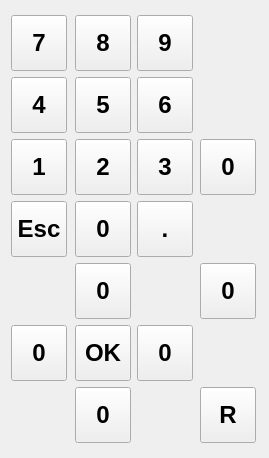
This is keyboard.ui in vlarry/emulator as Qt 5 draws it before an edit. The edited form follows.
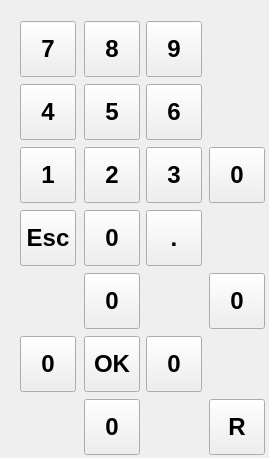
This is the edited form. Icons and pictures are not drawn. Custom widgets are drawn as their Qt base class.

Commit message: Добавление новых классов для модуля МИК-01: CBzuInterface - замена класса QKeyboard (кроме кнопок добавлены светодиоды); QLed - класс управления светодиодом (вкл/выкл/мигание).

Diff of the .ui file:
```diff
--- a/keyboard.ui
+++ b/keyboard.ui
@@ -13,8 +13,15 @@
   <property name="windowTitle">
    <string>Form</string>
   </property>
-  <layout class="QVBoxLayout" name="verticalLayout">
-   <item>
+  <widget class="QWidget" name="layoutWidget">
+   <property name="geometry">
+    <rect>
+     <x>20</x>
+     <y>20</y>
+     <width>247</width>
+     <height>436</height>
+    </rect>
+   </property>
     <layout class="QGridLayout" name="gridLayout">
      <item row="0" column="0">
       <widget class="QKey" name="key_7">
@@ -811,8 +818,7 @@
       </widget>
      </item>
     </layout>
-   </item>
-  </layout>
+  </widget>
  </widget>
  <customwidgets>
   <customwidget>
```
Lines whose indentation alone changed are shown as unchanged. The commit also changes 15 other files.
